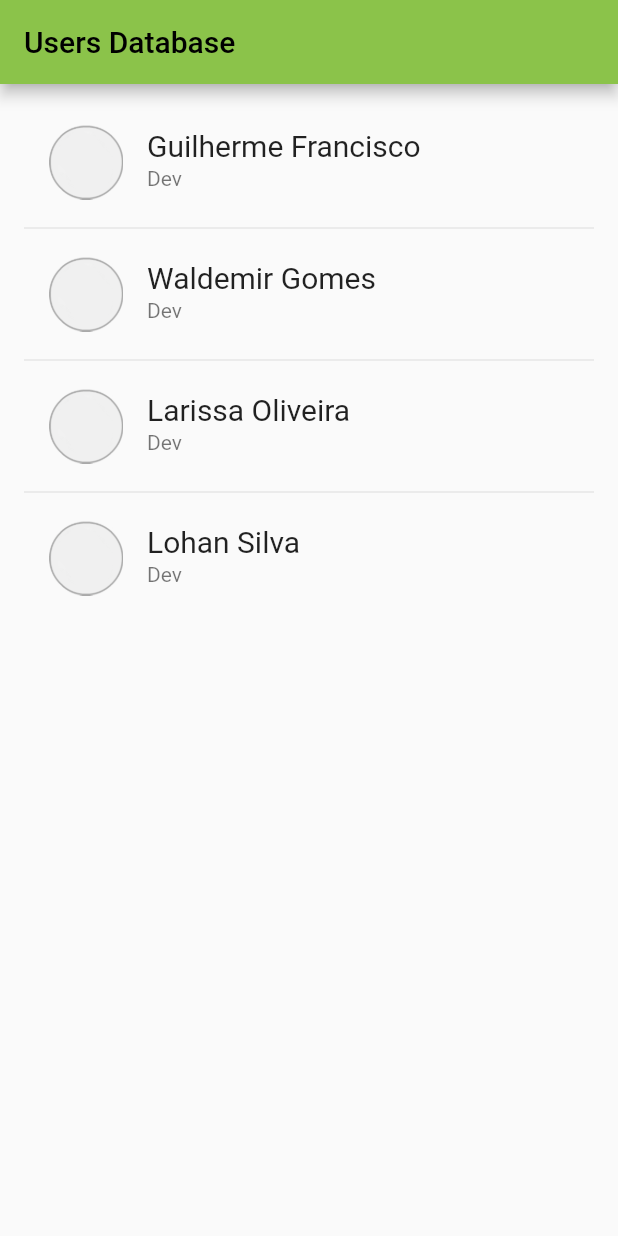
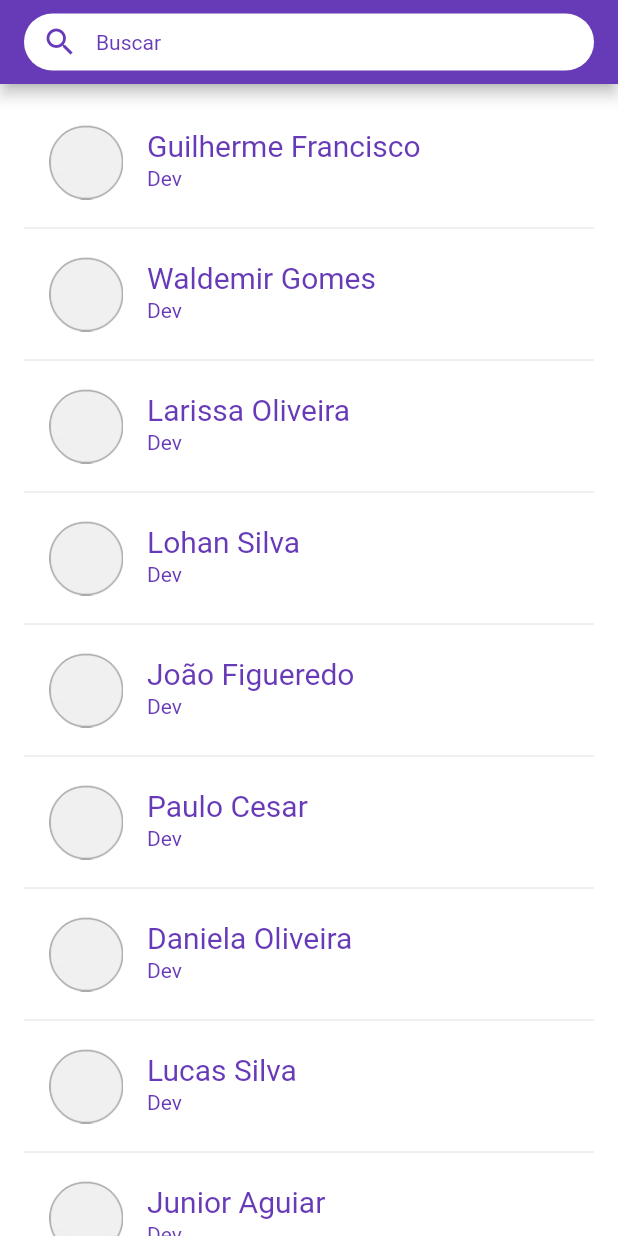
Before and after one commit to glhermeI/FlutterUsers, a Flutter app: the screen it shows after launch, on a phone screen of 412 x 824 dp. Run offline on Flutter 3.47's test engine with Material 2 defaults, Android fonts, the phone set to English and light mode, and no system bars.

Commit message:
Testando novo layout para pagina principal e de perfil do usuario

```diff
--- a/lib/homepage.dart
+++ b/lib/homepage.dart
@@ -1,4 +1,6 @@
 import 'package:app_projw/models/users.dart';
+import 'package:app_projw/pages/users_detalhes_page_appb.dart';
+
 import 'package:app_projw/repositories/user_repository.dart';
 import 'package:flutter/material.dart';
 
@@ -12,9 +14,34 @@ class HomePage extends StatefulWidget {
 class _HomePageState extends State<HomePage> {
   final tabela = UserRepository.tabela;
 
-  List<Users> selecionada = [];
+  List<Users> _foundedUsers = [];
+  mostrarDetalhes(Users users) {
+    Navigator.push(
+        context,
+        MaterialPageRoute(
+          builder: (_) => UsersDetalhesPageAppb(users: users),
+        ));
+  }
 
-  mostrarDetalhes(Users users) {}
+//novas atualizações
+
+  @override
+  void initState() {
+    // TODO: implement initState
+    super.initState();
+
+    setState(() {
+      _foundedUsers = tabela;
+    });
+  }
+
+  onSearch(String search) {
+    setState(() {
+      _foundedUsers = tabela
+          .where((users) => users.nome.toLowerCase().contains(search))
+          .toList();
+    });
+  }
 
   @override
   Widget build(BuildContext context) {
@@ -22,9 +49,48 @@ class _HomePageState extends State<HomePage> {
 
     return Scaffold(
       appBar: AppBar(
-          title: const Text("Users Database"),
+        title: Container(
+          height: 38,
+          child: TextField(
+            onChanged: (value) => onSearch(value),
+            decoration: InputDecoration(
+                filled: true,
+                fillColor: Colors.white,
+                contentPadding: EdgeInsets.all(0),
+                prefixIcon: Icon(
+                  Icons.search,
+                  color: Colors.deepPurple,
                 ),
-        body: ListView.separated(
+                border: OutlineInputBorder(
+                    borderRadius: BorderRadius.circular(50),
+                    borderSide: BorderSide.none),
+                hintStyle: TextStyle(fontSize: 14, color: Colors.deepPurple),
+                hintText: "Buscar"),
+          ),
+        ),
+      ),
+      body: Container(
+        color: Colors.white,
+        child: _foundedUsers.isNotEmpty
+            ? ListView.builder(
+                itemCount: _foundedUsers.length,
+                itemBuilder: (context, index) {
+                  return Container(
+                    child: userComponent(users: _foundedUsers[index]),
+                  );
+                })
+            : const Center(
+                child: Text(
+                "Nenhum Usuário foi encontrado",
+                style: TextStyle(color: Colors.deepPurple),
+              )),
+      ),
+    );
+  }
+
+  userComponent({required Users users}) {
+    return ListView.separated(
+      shrinkWrap: true,
       itemBuilder: (BuildContext context, int users) {
         return ListTile(
           shape: const RoundedRectangleBorder(
@@ -41,21 +107,28 @@ class _HomePageState extends State<HomePage> {
             ),
           ),
           subtitle: Text(tabela[users].funcao),
-              selected: selecionada.contains(tabela[users]),
-              selectedTileColor: Colors.grey,
-              onLongPress: () {
-                setState(() {
-                  (selecionada.contains(tabela[users]))
-                      ? selecionada.remove(tabela[users])
-                      : selecionada.add(tabela[users]);
-                });
-              },
+          selected: _foundedUsers.contains(tabela[users]),
+          selectedTileColor: Colors.green,
           onTap: () => mostrarDetalhes(tabela[users]),
         );
       },
       padding: const EdgeInsets.all(16),
       separatorBuilder: (___, __) => Divider(),
       itemCount: tabela.length,
-        ));
+    );
   }
 }
+  // body: ListView.separated(
+  //   itemBuilder: (BuildContext context, int users) {
+  //     return ListTile(
+
+  //       subtitle: Text(tabela[users].funcao),
+  //       selected: _foundedUsers.contains(tabela[users]),
+  //       selectedTileColor: Colors.grey,
+  //       onTap: () => mostrarDetalhes(tabela[users]),
+  //     );
+  //   },
+  //   padding: const EdgeInsets.all(16),
+  //   separatorBuilder: (___, __) => Divider(),
+  //   itemCount: tabela.length,
+  // ));
--- a/lib/models/users.dart
+++ b/lib/models/users.dart
@@ -1,11 +1,17 @@
+import 'package:flutter/cupertino.dart';
+
 class Users {
   String icone;
   String nome;
   String funcao;
+  String email;
+  Color usercolor;
 
   Users({
     required this.icone,
     required this.nome,
     required this.funcao,
+    required this.email,
+    required this.usercolor,
   });
 }
--- a/lib/myapp.dart
+++ b/lib/myapp.dart
@@ -11,7 +11,7 @@ class MyApp extends StatelessWidget {
       title: "Users",
       debugShowCheckedModeBanner: false,
       theme: ThemeData(
-        primarySwatch: Colors.lightGreen,
+        primarySwatch: Colors.deepPurple,
       ),
       home: HomePage(),
     );
--- a/lib/repositories/user_repository.dart
+++ b/lib/repositories/user_repository.dart
@@ -1,3 +1,6 @@
+import 'package:flutter/cupertino.dart';
+import 'package:flutter/material.dart';
+
 import '../models/users.dart';
 
 class UserRepository {
@@ -6,21 +9,121 @@ class UserRepository {
         icone: 'images/padrao.png',
         nome: 'Guilherme Francisco',
         funcao: 'Dev',
-    ),
+        usercolor: Colors.blue,
+        email: 'guilherme.fsilva@gmail.com'),
     Users(
         icone: 'images/padrao.png',
         nome: 'Waldemir Gomes',
         funcao: 'Dev',
-    ),
+        usercolor: Colors.red,
+        email: 'waldemirgomes@gmail.com'),
     Users(
         icone: 'images/padrao.png',
         nome: 'Larissa Oliveira',
         funcao: 'Dev',
-    ),
+        usercolor: Colors.green,
+        email: 'larissa@gmail.com'),
     Users(
         icone: 'images/padrao.png',
         nome: 'Lohan Silva',
         funcao: 'Dev',
-    )
+        usercolor: Colors.grey,
+        email: 'lohan@gmail.com'),
+    Users(
+        icone: 'images/padrao.png',
+        nome: 'João Figueredo',
+        funcao: 'Dev',
+        usercolor: Colors.blue,
+        email: 'joaofig@gmail.com'),
+    Users(
+        icone: 'images/padrao.png',
+        nome: 'Paulo Cesar',
+        funcao: 'Dev',
+        usercolor: Colors.red,
+        email: 'paulocesar@gmail.com'),
+    Users(
+        icone: 'images/padrao.png',
+        nome: 'Daniela Oliveira',
+        funcao: 'Dev',
+        usercolor: Colors.green,
+        email: 'danioliveira@gmail.com'),
+    Users(
+        icone: 'images/padrao.png',
+        nome: 'Lucas Silva',
+        funcao: 'Dev',
+        usercolor: Colors.grey,
+        email: 'lucassilva@gmail.com'),
+    Users(
+        icone: 'images/padrao.png',
+        nome: 'Junior Aguiar',
+        funcao: 'Dev',
+        usercolor: Colors.blue,
+        email: 'junioraguiar@gmail.com'),
+    Users(
+        icone: 'images/padrao.png',
+        nome: 'Caiky Bruno',
+        funcao: 'Dev',
+        usercolor: Colors.red,
+        email: 'caikyb@gmail.com'),
+    Users(
+        icone: 'images/padrao.png',
+        nome: 'Bruno Lima',
+        funcao: 'Dev',
+        usercolor: Colors.green,
+        email: 'brunolima@gmail.com'),
+    Users(
+        icone: 'images/padrao.png',
+        nome: 'Daniel Neves',
+        funcao: 'Dev',
+        usercolor: Colors.grey,
+        email: 'danielneves@gmail.com'),
+    Users(
+        icone: 'images/padrao.png',
+        nome: 'Gabriel Silva',
+        funcao: 'Dev',
+        usercolor: Colors.blue,
+        email: 'gabrielsilva@gmail.com'),
+    Users(
+        icone: 'images/padrao.png',
+        nome: 'Igor Torres',
+        funcao: 'Dev',
+        usercolor: Colors.red,
+        email: 'igortorres@gmail.com'),
+    Users(
+        icone: 'images/padrao.png',
+        nome: 'Hiago Lima',
+        funcao: 'Dev',
+        usercolor: Colors.green,
+        email: 'hiagolima@gmail.com'),
+    Users(
+        icone: 'images/padrao.png',
+        nome: 'Marcelo Vieira',
+        funcao: 'Dev',
+        usercolor: Colors.grey,
+        email: 'marcelovieira@gmail.com'),
+    Users(
+        icone: 'images/padrao.png',
+        nome: 'Luciana Mota',
+        funcao: 'Dev',
+        usercolor: Colors.blue,
+        email: 'lucainamota'),
+    Users(
+        icone: 'images/padrao.png',
+        nome: 'Pedro Junior',
+        funcao: 'Dev',
+        usercolor: Colors.red,
+        email: 'pedrojunior@gmail.com'),
+    Users(
+        icone: 'images/padrao.png',
+        nome: 'joão Pedro',
+        funcao: 'Dev',
+        usercolor: Colors.green,
+        email: 'joaopedro@gmail.com'),
+    Users(
+        icone: 'images/padrao.png',
+        nome: 'Carlos Lima',
+        funcao: 'Dev',
+        usercolor: Colors.grey,
+        email: 'carloslima@gmail.com')
   ];
 }
```
Also changed, not shown: lib/pages/users_detalhes_page_appb.dart (added, +139 -0 lines). Lines whose indentation alone changed are shown as unchanged.
